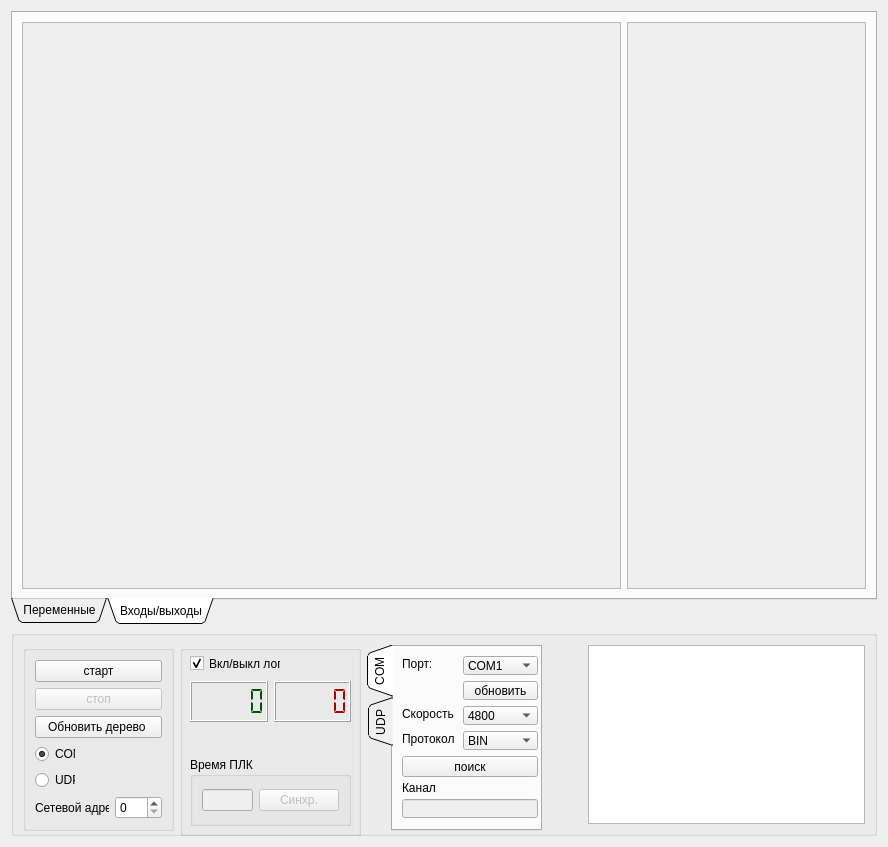
The window that Debugger/debuggerform.ui (atikbif/relkonIDE) describes before a commit, drawn with Qt 5.
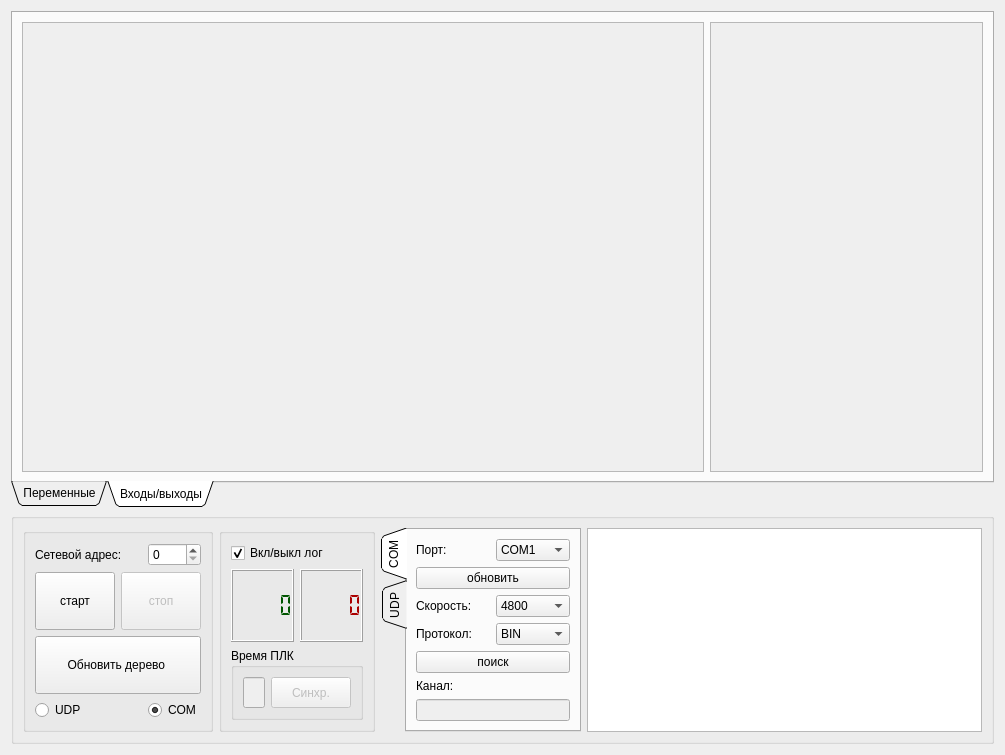
The same window after the commit. The open tabs and pages were chosen to show the change.

The edit to the form file:
```diff
--- a/Debugger/debuggerform.ui
+++ b/Debugger/debuggerform.ui
@@ -6,14 +6,14 @@
    <rect>
     <x>0</x>
     <y>0</y>
-    <width>884</width>
-    <height>847</height>
+    <width>1005</width>
+    <height>755</height>
    </rect>
   </property>
   <property name="windowTitle">
    <string>Form</string>
   </property>
-  <layout class="QGridLayout" name="gridLayout_3">
+  <layout class="QGridLayout" name="gridLayout_6">
    <item row="0" column="0">
     <widget class="QTabWidget" name="tabWidget">
      <property name="sizePolicy">
@@ -24,8 +24,8 @@
      </property>
      <property name="minimumSize">
       <size>
-       <width>441</width>
-       <height>411</height>
+       <width>0</width>
+       <height>0</height>
       </size>
      </property>
      <property name="layoutDirection">
@@ -157,8 +157,8 @@
            <rect>
             <x>0</x>
             <y>0</y>
-            <width>98</width>
-            <height>28</height>
+            <width>595</width>
+            <height>565</height>
            </rect>
           </property>
          </widget>
@@ -180,8 +180,8 @@
            <rect>
             <x>0</x>
             <y>0</y>
-            <width>98</width>
-            <height>28</height>
+            <width>237</width>
+            <height>565</height>
            </rect>
           </property>
          </widget>
@@ -201,188 +201,152 @@
      </property>
      <property name="minimumSize">
       <size>
-       <width>866</width>
-       <height>206</height>
+       <width>0</width>
+       <height>0</height>
       </size>
      </property>
      <property name="title">
       <string/>
      </property>
-     <layout class="QGridLayout" name="gridLayout_6">
-      <item row="0" column="0">
+     <layout class="QHBoxLayout" name="horizontalLayout_2">
+      <item>
        <widget class="QGroupBox" name="groupBox">
         <property name="sizePolicy">
          <sizepolicy hsizetype="Preferred" vsizetype="Preferred">
-          <horstretch>0</horstretch>
+          <horstretch>1</horstretch>
           <verstretch>0</verstretch>
          </sizepolicy>
         </property>
         <property name="minimumSize">
          <size>
-          <width>151</width>
-          <height>186</height>
+          <width>0</width>
+          <height>0</height>
          </size>
         </property>
         <property name="maximumSize">
          <size>
-          <width>151</width>
-          <height>186</height>
+          <width>1000</width>
+          <height>1000</height>
          </size>
         </property>
         <property name="title">
          <string/>
         </property>
-        <layout class="QGridLayout" name="gridLayout_4">
-         <item row="4" column="0">
-          <widget class="QRadioButton" name="radioButtonUDP">
-           <property name="text">
-            <string>UDP</string>
-           </property>
-          </widget>
-         </item>
-         <item row="6" column="0" colspan="3">
-          <layout class="QHBoxLayout" name="horizontalLayout_3">
-           <item>
+        <layout class="QGridLayout" name="gridLayout_2">
+         <item row="0" column="0" colspan="2">
             <widget class="QLabel" name="label">
              <property name="text">
               <string>Сетевой адрес:</string>
              </property>
             </widget>
            </item>
-           <item>
+         <item row="0" column="2">
             <widget class="QSpinBox" name="spinBoxNetAddress">
              <property name="maximum">
               <number>255</number>
              </property>
             </widget>
            </item>
-          </layout>
-         </item>
-         <item row="3" column="0">
-          <widget class="QRadioButton" name="radioButtonCOM">
-           <property name="text">
-            <string>COM</string>
-           </property>
-           <property name="checked">
-            <bool>true</bool>
-           </property>
-          </widget>
-         </item>
-         <item row="2" column="0" colspan="3">
-          <widget class="QPushButton" name="updateButton">
-           <property name="text">
-            <string>Обновить дерево </string>
-           </property>
-          </widget>
-         </item>
-         <item row="0" column="0" colspan="3">
+         <item row="1" column="0">
           <widget class="QPushButton" name="startButton">
+           <property name="sizePolicy">
+            <sizepolicy hsizetype="Preferred" vsizetype="Preferred">
+             <horstretch>0</horstretch>
+             <verstretch>0</verstretch>
+            </sizepolicy>
+           </property>
            <property name="text">
             <string>старт</string>
            </property>
           </widget>
          </item>
-         <item row="1" column="0" colspan="3">
+         <item row="1" column="1" colspan="2">
           <widget class="QPushButton" name="stopButton">
            <property name="enabled">
             <bool>false</bool>
            </property>
+           <property name="sizePolicy">
+            <sizepolicy hsizetype="Preferred" vsizetype="Preferred">
+             <horstretch>0</horstretch>
+             <verstretch>0</verstretch>
+            </sizepolicy>
+           </property>
            <property name="text">
             <string>стоп</string>
            </property>
           </widget>
          </item>
-         <item row="5" column="0">
-          <spacer name="verticalSpacer_2">
-           <property name="orientation">
-            <enum>Qt::Vertical</enum>
+         <item row="2" column="0" colspan="3">
+          <widget class="QPushButton" name="updateButton">
+           <property name="sizePolicy">
+            <sizepolicy hsizetype="Preferred" vsizetype="Preferred">
+             <horstretch>0</horstretch>
+             <verstretch>0</verstretch>
+            </sizepolicy>
            </property>
-           <property name="sizeHint" stdset="0">
-            <size>
-             <width>20</width>
-             <height>25</height>
-            </size>
+           <property name="text">
+            <string>Обновить дерево </string>
            </property>
-          </spacer>
+          </widget>
+         </item>
+         <item row="3" column="0">
+          <widget class="QRadioButton" name="radioButtonUDP">
+           <property name="text">
+            <string>UDP</string>
+           </property>
+          </widget>
+         </item>
+         <item row="3" column="2">
+          <widget class="QRadioButton" name="radioButtonCOM">
+           <property name="text">
+            <string>COM</string>
+           </property>
+           <property name="checked">
+            <bool>true</bool>
+           </property>
+          </widget>
          </item>
         </layout>
        </widget>
       </item>
-      <item row="0" column="1">
+      <item>
        <widget class="QGroupBox" name="groupBox_3">
         <property name="sizePolicy">
          <sizepolicy hsizetype="Preferred" vsizetype="Preferred">
-          <horstretch>0</horstretch>
+          <horstretch>1</horstretch>
           <verstretch>0</verstretch>
          </sizepolicy>
         </property>
         <property name="minimumSize">
          <size>
-          <width>181</width>
-          <height>191</height>
+          <width>0</width>
+          <height>0</height>
          </size>
         </property>
         <property name="maximumSize">
          <size>
-          <width>181</width>
-          <height>191</height>
+          <width>1000</width>
+          <height>1000</height>
          </size>
         </property>
         <property name="title">
          <string/>
         </property>
-        <widget class="QGroupBox" name="groupBox_4">
-         <property name="geometry">
-          <rect>
-           <x>10</x>
-           <y>112</y>
-           <width>161</width>
-           <height>69</height>
-          </rect>
-         </property>
-         <property name="sizePolicy">
-          <sizepolicy hsizetype="Preferred" vsizetype="Preferred">
-           <horstretch>0</horstretch>
-           <verstretch>0</verstretch>
-          </sizepolicy>
-         </property>
-         <property name="title">
-          <string>Время ПЛК</string>
-         </property>
-         <layout class="QGridLayout" name="gridLayout_5">
-          <item row="0" column="0">
-           <widget class="QLineEdit" name="lineEditTime">
-            <property name="enabled">
-             <bool>false</bool>
-            </property>
-           </widget>
-          </item>
-          <item row="0" column="1">
-           <widget class="QPushButton" name="pushButtonTimeWrite">
-            <property name="enabled">
-             <bool>false</bool>
-            </property>
+        <layout class="QGridLayout" name="gridLayout_4">
+         <item row="0" column="0" colspan="2">
+          <widget class="QCheckBox" name="checkBoxLog">
             <property name="text">
-             <string>Синхр.</string>
+            <string>Вкл/выкл лог</string>
+           </property>
+           <property name="checked">
+            <bool>true</bool>
             </property>
            </widget>
           </item>
-         </layout>
-        </widget>
-        <widget class="QWidget" name="layoutWidget">
-         <property name="geometry">
-          <rect>
-           <x>10</x>
-           <y>36</y>
-           <width>161</width>
-           <height>41</height>
-          </rect>
-         </property>
-         <layout class="QHBoxLayout" name="horizontalLayout_2">
-          <item>
+         <item row="1" column="0">
            <widget class="QLCDNumber" name="lcdNumberCorrect">
             <property name="sizePolicy">
-             <sizepolicy hsizetype="Minimum" vsizetype="Minimum">
+            <sizepolicy hsizetype="Preferred" vsizetype="Preferred">
               <horstretch>0</horstretch>
               <verstretch>0</verstretch>
              </sizepolicy>
@@ -465,10 +429,10 @@
             </property>
            </widget>
           </item>
-          <item>
+         <item row="1" column="1">
            <widget class="QLCDNumber" name="lcdNumberError">
             <property name="sizePolicy">
-             <sizepolicy hsizetype="Minimum" vsizetype="Minimum">
+            <sizepolicy hsizetype="Preferred" vsizetype="Preferred">
               <horstretch>0</horstretch>
               <verstretch>0</verstretch>
              </sizepolicy>
@@ -515,57 +479,71 @@
             </property>
            </widget>
           </item>
-         </layout>
-        </widget>
-        <widget class="QCheckBox" name="checkBoxLog">
-         <property name="geometry">
-          <rect>
-           <x>10</x>
-           <y>10</y>
-           <width>91</width>
-           <height>17</height>
-          </rect>
+         <item row="2" column="0" colspan="2">
+          <widget class="QGroupBox" name="groupBox_4">
+           <property name="sizePolicy">
+            <sizepolicy hsizetype="Preferred" vsizetype="Preferred">
+             <horstretch>0</horstretch>
+             <verstretch>0</verstretch>
+            </sizepolicy>
+           </property>
+           <property name="title">
+            <string>Время ПЛК</string>
+           </property>
+           <layout class="QGridLayout" name="gridLayout_7">
+            <item row="0" column="0">
+             <widget class="QLineEdit" name="lineEditTime">
+              <property name="enabled">
+               <bool>false</bool>
+              </property>
+              <property name="sizePolicy">
+               <sizepolicy hsizetype="Expanding" vsizetype="Preferred">
+                <horstretch>0</horstretch>
+                <verstretch>0</verstretch>
+               </sizepolicy>
+              </property>
+             </widget>
+            </item>
+            <item row="0" column="1">
+             <widget class="QPushButton" name="pushButtonTimeWrite">
+              <property name="enabled">
+               <bool>false</bool>
+              </property>
+              <property name="sizePolicy">
+               <sizepolicy hsizetype="Minimum" vsizetype="Preferred">
+                <horstretch>0</horstretch>
+                <verstretch>0</verstretch>
+               </sizepolicy>
          </property>
          <property name="text">
-          <string>Вкл/выкл лог</string>
-         </property>
-         <property name="checked">
-          <bool>true</bool>
-         </property>
-        </widget>
-       </widget>
-      </item>
-      <item row="0" column="4">
-       <widget class="QTextBrowser" name="textBrowserRequests">
-        <property name="sizePolicy">
-         <sizepolicy hsizetype="Expanding" vsizetype="Expanding">
-          <horstretch>1</horstretch>
-          <verstretch>0</verstretch>
-         </sizepolicy>
-        </property>
-        <property name="verticalScrollBarPolicy">
-         <enum>Qt::ScrollBarAlwaysOff</enum>
-        </property>
+               <string>Синхр.</string>
+              </property>
+             </widget>
+            </item>
+           </layout>
+          </widget>
+         </item>
+        </layout>
        </widget>
       </item>
-      <item row="0" column="2">
+      <item>
        <widget class="QTabWidget" name="tabWidgetCanal">
         <property name="sizePolicy">
-         <sizepolicy hsizetype="Expanding" vsizetype="Expanding">
-          <horstretch>0</horstretch>
+         <sizepolicy hsizetype="Preferred" vsizetype="Preferred">
+          <horstretch>1</horstretch>
           <verstretch>0</verstretch>
          </sizepolicy>
         </property>
         <property name="minimumSize">
          <size>
-          <width>175</width>
-          <height>186</height>
+          <width>0</width>
+          <height>0</height>
          </size>
         </property>
         <property name="maximumSize">
          <size>
-          <width>175</width>
-          <height>186</height>
+          <width>1000</width>
+          <height>1000</height>
          </size>
         </property>
         <property name="tabPosition">
@@ -581,72 +559,21 @@
          <attribute name="title">
           <string>COM</string>
          </attribute>
-         <widget class="QPushButton" name="pushButtonAutoSearch">
-          <property name="geometry">
-           <rect>
-            <x>9</x>
-            <y>109</y>
-            <width>136</width>
-            <height>21</height>
-           </rect>
-          </property>
-          <property name="sizePolicy">
-           <sizepolicy hsizetype="Minimum" vsizetype="Preferred">
-            <horstretch>0</horstretch>
-            <verstretch>1</verstretch>
-           </sizepolicy>
-          </property>
-          <property name="text">
-           <string>поиск</string>
-          </property>
-         </widget>
-         <widget class="QLabel" name="label_6">
-          <property name="geometry">
-           <rect>
-            <x>9</x>
-            <y>133</y>
-            <width>35</width>
-            <height>16</height>
-           </rect>
-          </property>
-          <property name="text">
-           <string>Канал:</string>
-          </property>
-         </widget>
-         <widget class="QLineEdit" name="lineEditCanal">
-          <property name="enabled">
-           <bool>false</bool>
-          </property>
-          <property name="geometry">
-           <rect>
-            <x>9</x>
-            <y>152</y>
-            <width>136</width>
-            <height>19</height>
-           </rect>
-          </property>
-         </widget>
+         <layout class="QGridLayout" name="gridLayout_3">
+          <item row="0" column="0">
          <widget class="QLabel" name="label_8">
-          <property name="geometry">
-           <rect>
-            <x>9</x>
-            <y>9</y>
-            <width>29</width>
-            <height>16</height>
-           </rect>
-          </property>
           <property name="text">
            <string>Порт:</string>
           </property>
          </widget>
+          </item>
+          <item row="0" column="1">
          <widget class="QComboBox" name="comboBoxCOM">
-          <property name="geometry">
-           <rect>
-            <x>70</x>
-            <y>9</y>
-            <width>75</width>
-            <height>19</height>
-           </rect>
+            <property name="sizePolicy">
+             <sizepolicy hsizetype="Preferred" vsizetype="Preferred">
+              <horstretch>0</horstretch>
+              <verstretch>0</verstretch>
+             </sizepolicy>
           </property>
           <item>
            <property name="text">
@@ -654,27 +581,34 @@
            </property>
           </item>
          </widget>
+          </item>
+          <item row="1" column="0" colspan="2">
+           <widget class="QPushButton" name="pushButtonCOMUpdate">
+            <property name="sizePolicy">
+             <sizepolicy hsizetype="Minimum" vsizetype="Preferred">
+              <horstretch>0</horstretch>
+              <verstretch>0</verstretch>
+             </sizepolicy>
+            </property>
+            <property name="text">
+             <string>обновить</string>
+            </property>
+           </widget>
+          </item>
+          <item row="2" column="0">
          <widget class="QLabel" name="label_5">
-          <property name="geometry">
-           <rect>
-            <x>9</x>
-            <y>59</y>
-            <width>52</width>
-            <height>16</height>
-           </rect>
-          </property>
           <property name="text">
            <string>Скорость:</string>
           </property>
          </widget>
+          </item>
+          <item row="2" column="1">
          <widget class="QComboBox" name="comboBoxSpeed">
-          <property name="geometry">
-           <rect>
-            <x>70</x>
-            <y>59</y>
-            <width>75</width>
-            <height>19</height>
-           </rect>
+            <property name="sizePolicy">
+             <sizepolicy hsizetype="Preferred" vsizetype="Preferred">
+              <horstretch>0</horstretch>
+              <verstretch>0</verstretch>
+             </sizepolicy>
           </property>
           <item>
            <property name="text">
@@ -707,27 +641,21 @@
            </property>
           </item>
          </widget>
+          </item>
+          <item row="3" column="0">
          <widget class="QLabel" name="label_4">
-          <property name="geometry">
-           <rect>
-            <x>9</x>
-            <y>84</y>
-            <width>53</width>
-            <height>16</height>
-           </rect>
-          </property>
           <property name="text">
            <string>Протокол:</string>
           </property>
          </widget>
+          </item>
+          <item row="3" column="1">
          <widget class="QComboBox" name="comboBoxProtocol">
-          <property name="geometry">
-           <rect>
-            <x>70</x>
-            <y>84</y>
-            <width>75</width>
-            <height>19</height>
-           </rect>
+            <property name="sizePolicy">
+             <sizepolicy hsizetype="Preferred" vsizetype="Preferred">
+              <horstretch>0</horstretch>
+              <verstretch>0</verstretch>
+             </sizepolicy>
           </property>
           <item>
            <property name="text">
@@ -740,25 +668,41 @@
            </property>
           </item>
          </widget>
-         <widget class="QPushButton" name="pushButtonCOMUpdate">
-          <property name="geometry">
-           <rect>
-            <x>70</x>
-            <y>34</y>
-            <width>75</width>
-            <height>19</height>
-           </rect>
+          </item>
+          <item row="4" column="0" colspan="2">
+           <widget class="QPushButton" name="pushButtonAutoSearch">
+            <property name="sizePolicy">
+             <sizepolicy hsizetype="Preferred" vsizetype="Preferred">
+              <horstretch>0</horstretch>
+              <verstretch>1</verstretch>
+             </sizepolicy>
           </property>
           <property name="text">
-           <string>обновить</string>
-          </property>
-         </widget>
+             <string>поиск</string>
+            </property>
+           </widget>
+          </item>
+          <item row="5" column="0">
+           <widget class="QLabel" name="label_6">
+            <property name="text">
+             <string>Канал:</string>
+            </property>
+           </widget>
+          </item>
+          <item row="6" column="0" colspan="2">
+           <widget class="QLineEdit" name="lineEditCanal">
+            <property name="enabled">
+             <bool>false</bool>
+            </property>
+           </widget>
+          </item>
+         </layout>
         </widget>
         <widget class="QWidget" name="tab_2">
          <attribute name="title">
           <string>UDP</string>
          </attribute>
-         <layout class="QGridLayout" name="gridLayout_8">
+         <layout class="QGridLayout" name="gridLayout_5">
           <item row="0" column="0">
            <widget class="QLabel" name="label_7">
             <property name="text">
@@ -766,10 +710,17 @@
             </property>
            </widget>
           </item>
+          <item row="0" column="1">
+           <widget class="QPushButton" name="pushButton_3">
+            <property name="text">
+             <string>PING</string>
+            </property>
+           </widget>
+          </item>
           <item row="1" column="0" colspan="2">
            <widget class="QLineEdit" name="lineEdit_3"/>
           </item>
-          <item row="2" column="0" colspan="2">
+          <item row="2" column="0">
            <widget class="QLabel" name="label_2">
             <property name="text">
              <string>порт: 12144</string>
@@ -789,29 +740,28 @@
             </property>
            </spacer>
           </item>
-          <item row="0" column="1">
-           <widget class="QPushButton" name="pushButton_3">
-            <property name="text">
-             <string>PING</string>
-            </property>
-           </widget>
-          </item>
          </layout>
         </widget>
        </widget>
       </item>
-      <item row="0" column="3">
-       <spacer name="horizontalSpacer">
-        <property name="orientation">
-         <enum>Qt::Horizontal</enum>
+      <item>
+       <widget class="QTextBrowser" name="textBrowserRequests">
+        <property name="sizePolicy">
+         <sizepolicy hsizetype="Preferred" vsizetype="Preferred">
+          <horstretch>5</horstretch>
+          <verstretch>0</verstretch>
+         </sizepolicy>
         </property>
-        <property name="sizeHint" stdset="0">
+        <property name="maximumSize">
          <size>
-          <width>40</width>
-          <height>20</height>
+          <width>1500</width>
+          <height>500</height>
          </size>
         </property>
-       </spacer>
+        <property name="verticalScrollBarPolicy">
+         <enum>Qt::ScrollBarAlwaysOff</enum>
+        </property>
+       </widget>
       </item>
      </layout>
     </widget>
```
Lines whose indentation alone changed are shown as unchanged.
